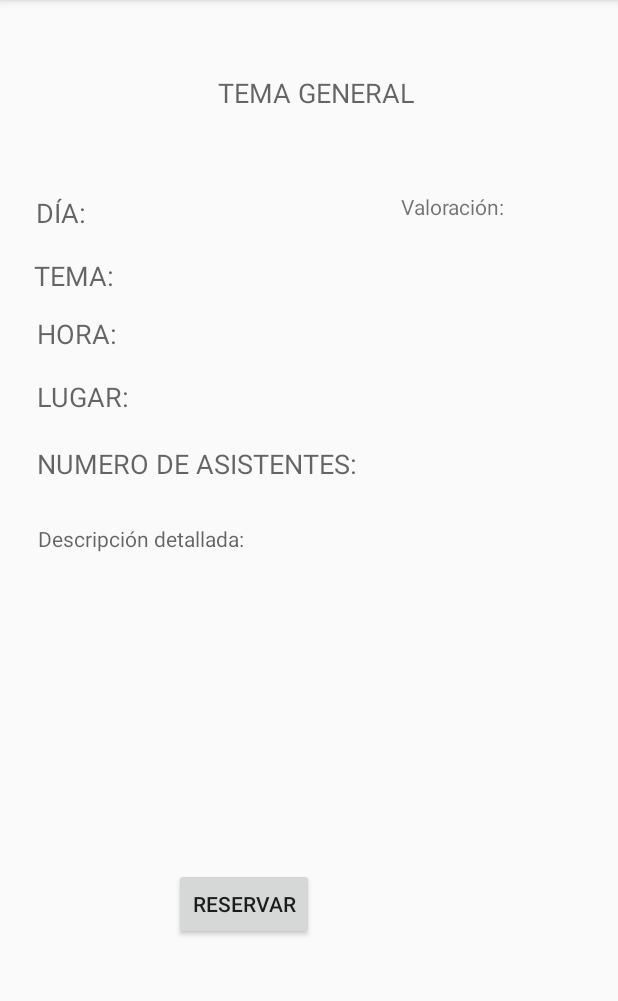
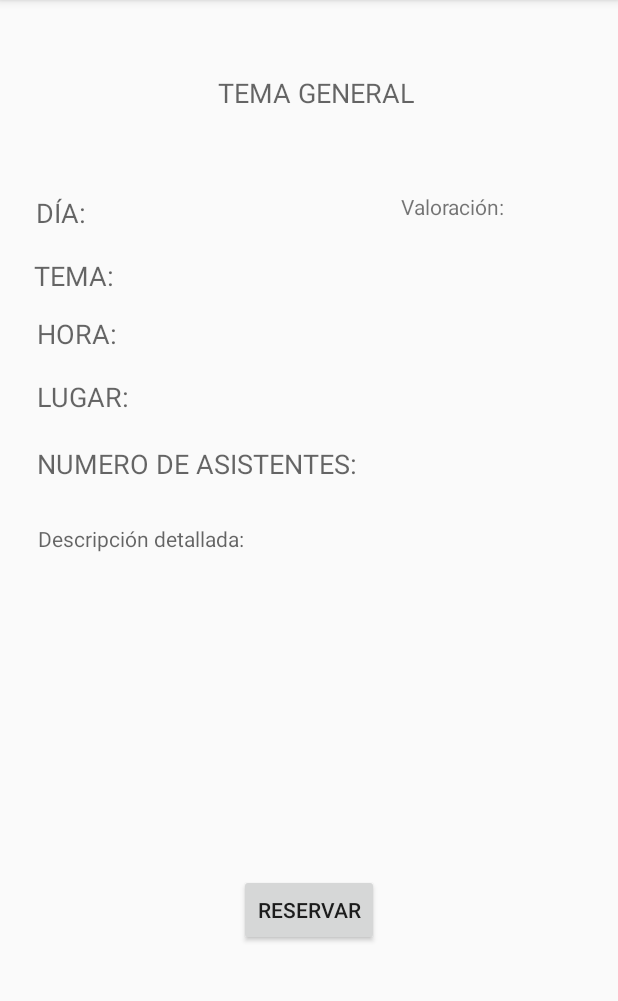
Before and after one commit to SomHackathon2020/somhackathon2020-oconhache, an Android app: the eventDetails screen opened directly, with no data from a screen before it, on a phone screen of 412 x 824 dp, the part 84-1085 px from its top. Run offline under Robolectric (Android 15) with nearby library versions, the phone set to English and light mode, and no system bars.

Commit message:
ponentProfileDetails

```diff
--- a/app/src/main/res/layout/activity_event_details.xml
+++ b/app/src/main/res/layout/activity_event_details.xml
@@ -159,18 +159,19 @@
         tools:srcCompat="@tools:sample/avatars[0]" />
 
     <Button
-        android:id="@+id/button2"
+        android:id="@+id/reservation"
         android:layout_width="wrap_content"
         android:layout_height="wrap_content"
-        android:layout_marginStart="118dp"
-        android:layout_marginLeft="118dp"
+        android:layout_marginStart="159dp"
+        android:layout_marginLeft="159dp"
         android:layout_marginTop="19dp"
-        android:layout_marginEnd="205dp"
-        android:layout_marginRight="205dp"
+        android:layout_marginEnd="159dp"
+        android:layout_marginRight="159dp"
         android:text="RESERVAR"
         app:layout_constraintBottom_toBottomOf="parent"
         app:layout_constraintEnd_toEndOf="parent"
         app:layout_constraintStart_toStartOf="parent"
-        app:layout_constraintTop_toBottomOf="@+id/description" />
+        app:layout_constraintTop_toBottomOf="@+id/description"
+        app:layout_constraintVertical_bias="0.516" />
 
 </androidx.constraintlayout.widget.ConstraintLayout>
--- a/app/src/main/res/layout/activity_singup.xml
+++ b/app/src/main/res/layout/activity_singup.xml
@@ -137,7 +137,7 @@
         android:layout_height="39dp"
         android:layout_marginStart="38dp"
         android:layout_marginLeft="38dp"
-        android:layout_marginTop="424dp"
+        android:layout_marginTop="16dp"
         android:layout_marginEnd="47dp"
         android:layout_marginRight="47dp"
         android:text="Button"
```
Also changed, not shown: app/src/main/res/layout/activity_event_creator.xml (+6 -5 lines), app/src/main/res/layout/activity_que_funcione_esto_va.xml (+0 -20 lines).
